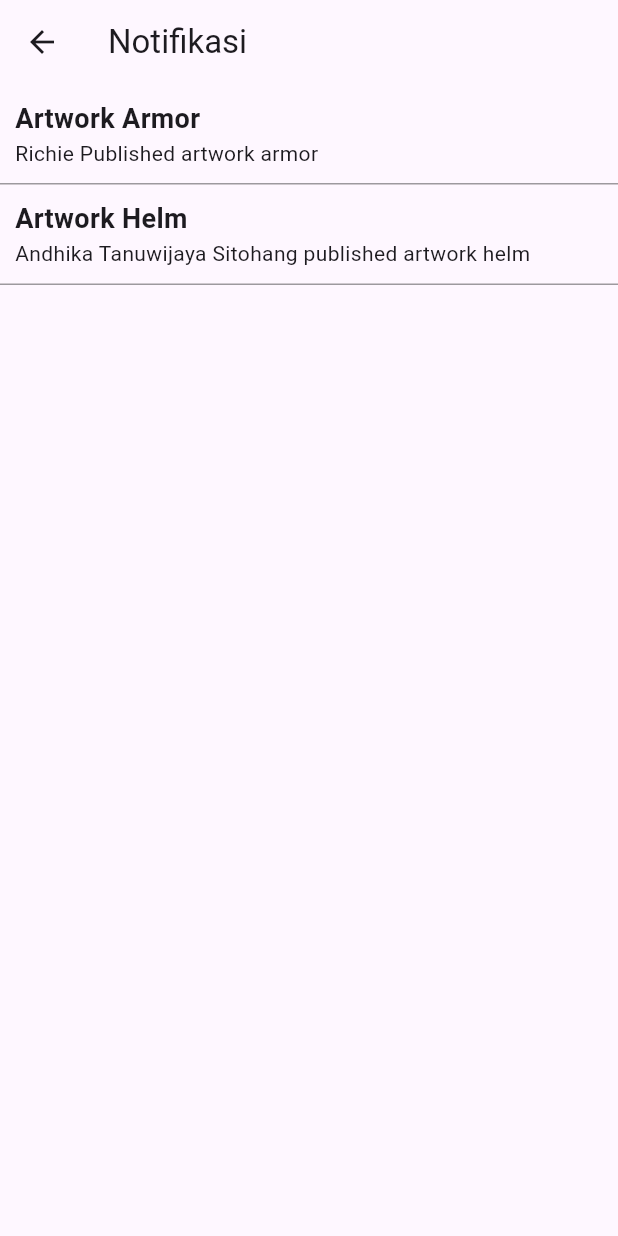
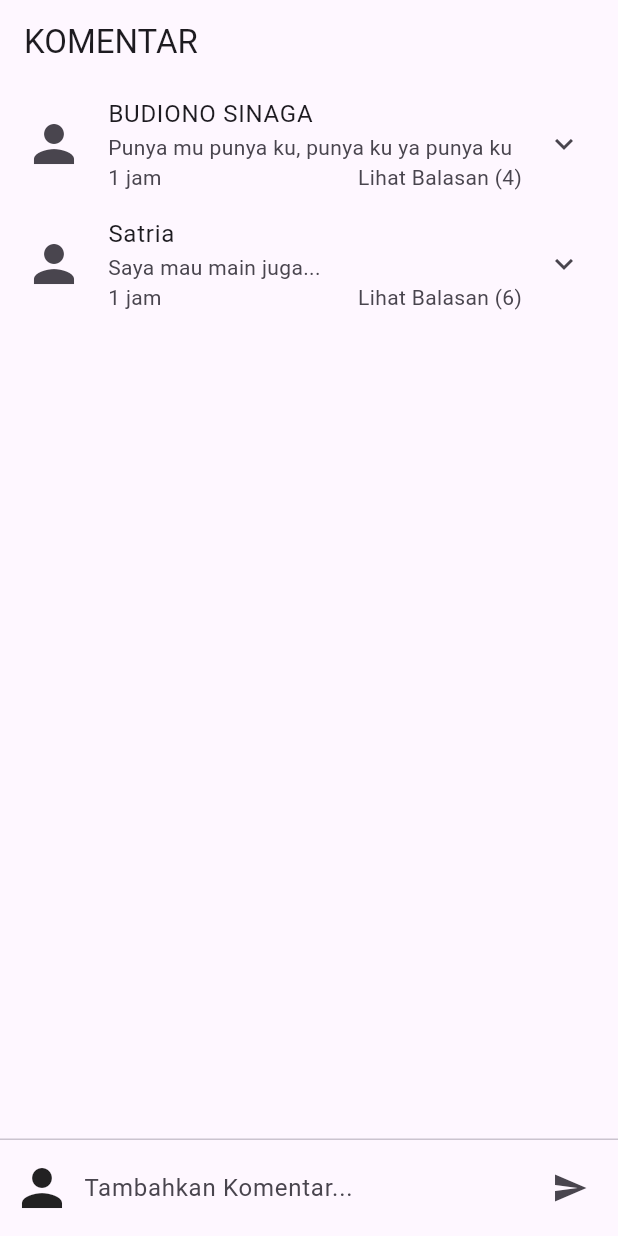
Before and after one commit to AndhikaRCP/Project_Akhir_PAB_II_Bubadibako, a Flutter app: the screen it shows after launch, on a phone screen of 412 x 824 dp. Run offline on Flutter 3.47's test engine with Material 3 defaults, Android fonts, the phone set to English and light mode, and no system bars.

Commit message:
commentsDialog

```diff
--- a/lib/main.dart
+++ b/lib/main.dart
@@ -1,5 +1,6 @@
 import 'package:flutter/material.dart';
 import 'package:project_akhir_pab_ii_bubadibako/dashboard_screen.dart';
+import 'package:project_akhir_pab_ii_bubadibako/screens/comment_screen.dart';
 import 'package:project_akhir_pab_ii_bubadibako/screens/notification_screen.dart';
 
 void main() {
@@ -18,7 +19,7 @@ class MyApp extends StatelessWidget {
         colorScheme: ColorScheme.fromSeed(seedColor: Colors.deepPurple),
         useMaterial3: true,
       ),
-      home: ListNotification(),
+      home: DialogScreen(),
     );
   }
 }
--- a/lib/screens/comment_screen.dart
+++ b/lib/screens/comment_screen.dart
@@ -0,0 +1,110 @@
+import 'package:flutter/material.dart';
+
+class DialogScreen extends StatefulWidget {
+  @override
+  _DialogScreenState createState() => _DialogScreenState();
+}
+
+class _DialogScreenState extends State<DialogScreen> {
+  final List<CommentItem> comments = [
+    CommentItem(
+      'BUDIONO SINAGA',
+      'Punya mu punya ku, punya ku ya punya ku',
+      '1 jam',
+      'Lihat Balasan (4)',
+      Icons.person,
+    ),
+    CommentItem(
+      'Satria',
+      'Saya mau main juga...',
+      '1 jam',
+      'Lihat Balasan (6)',
+      Icons.person,
+    ),
+  ];
+
+  final TextEditingController _commentController = TextEditingController();
+
+  @override
+  Widget build(BuildContext context) {
+    return Scaffold(
+      appBar: AppBar(
+        title: Text('KOMENTAR'),
+      ),
+      body: Column(
+        children: [
+          Expanded(
+            child: ListView.builder(
+              itemCount: comments.length,
+              itemBuilder: (context, index) {
+                return ListTile(
+                  leading: Icon(comments[index].avatarIcon, size: 40),
+                  title: Text(comments[index].user),
+                  subtitle: Column(
+                    crossAxisAlignment: CrossAxisAlignment.start,
+                    children: [
+                      Text(comments[index].text),
+                      Row(
+                        mainAxisAlignment: MainAxisAlignment.spaceBetween,
+                        children: [
+                          Text(comments[index].timeElapsed),
+                          Text(comments[index].replyText),
+                        ],
+                      ),
+                    ],
+                  ),
+                  trailing: Icon(Icons.keyboard_arrow_down),
+                );
+              },
+            ),
+          ),
+          Divider(height: 1),
+          Padding(
+            padding: const EdgeInsets.all(8.0),
+            child: Row(
+              children: [
+                Icon(Icons.person, size: 40),
+                SizedBox(width: 8),
+                Expanded(
+                  child: TextField(
+                    controller: _commentController,
+                    decoration: InputDecoration(
+                      hintText: 'Tambahkan Komentar...',
+                      border: InputBorder.none,
+                    ),
+                  ),
+                ),
+                IconButton(
+                  icon: Icon(Icons.send),
+                  onPressed: () {
+                    setState(() {
+                      comments.add(CommentItem(
+                        'You',
+                        _commentController.text,
+                        'Baru saja',
+                        '',
+                        Icons.person,
+                      ));
+                      _commentController.clear();
+                    });
+                  },
+                ),
+              ],
+            ),
+          ),
+        ],
+      ),
+    );
+  }
+}
+
+class CommentItem {
+  final String user;
+  final String text;
+  final String timeElapsed;
+  final String replyText;
+  final IconData avatarIcon;
+
+  CommentItem(
+      this.user, this.text, this.timeElapsed, this.replyText, this.avatarIcon);
+}
```
